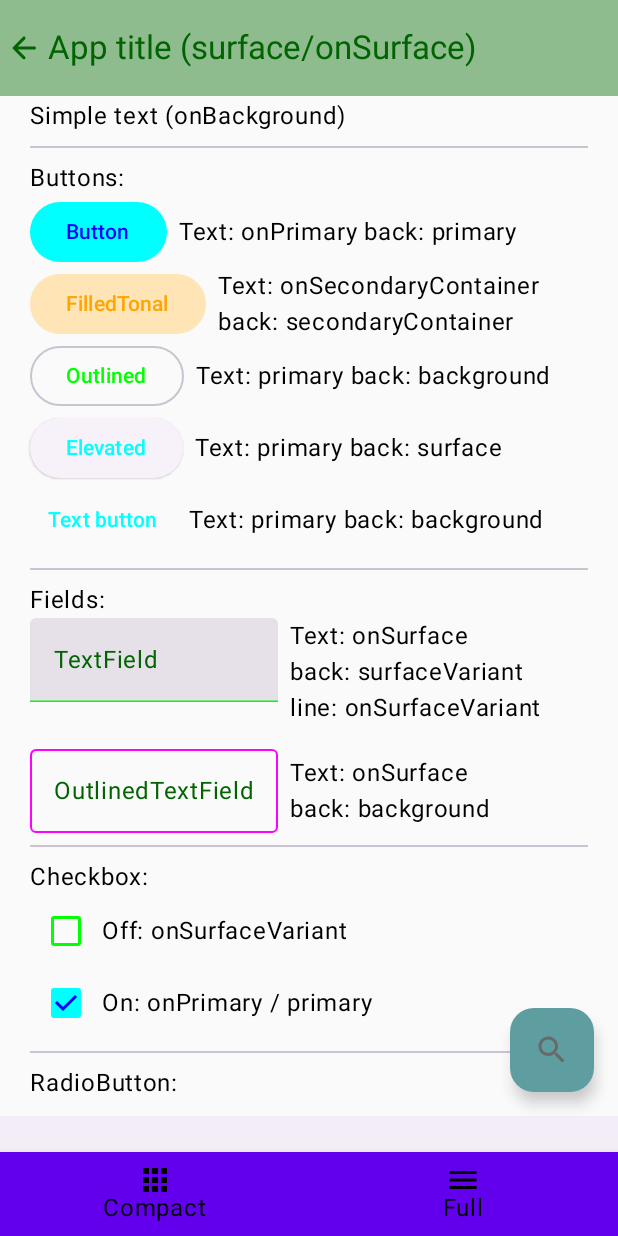
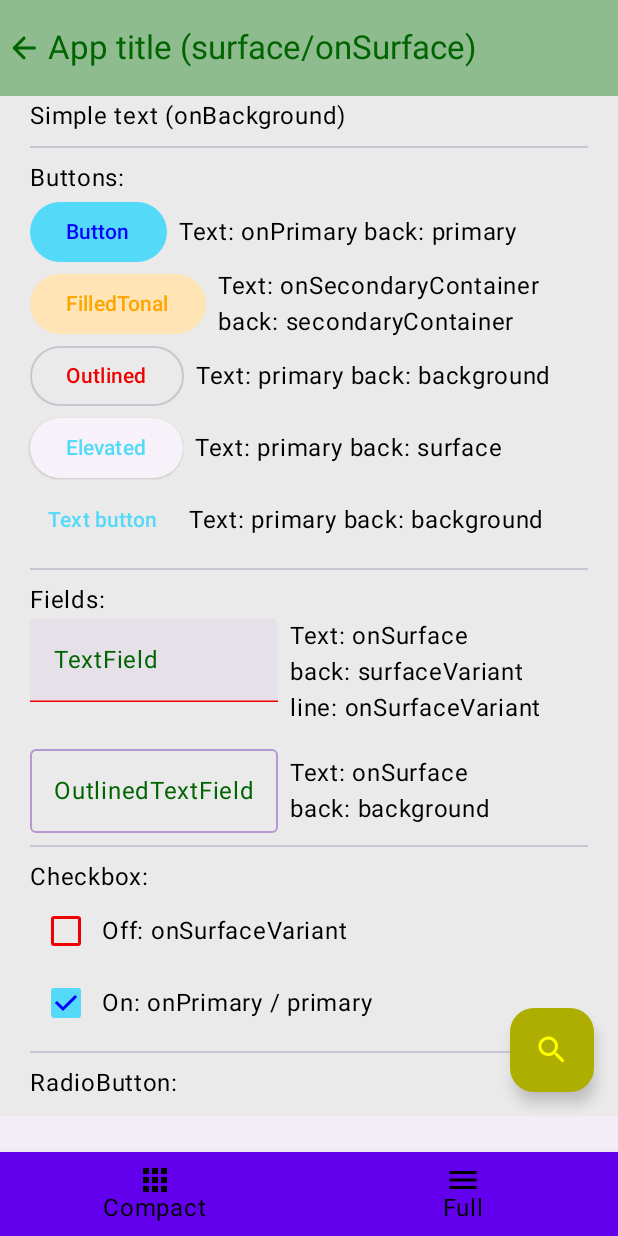
Before and after one commit to SerjePerm/Compose_Colors, an Android app built with Jetpack Compose: the screen it shows after launch (MainActivity), on a phone screen of 412 x 824 dp. Run offline under Robolectric (Android 15) with nearby library versions, the phone set to English and light mode, and no system bars.

Commit message:
26.11.23

```diff
--- a/app/src/main/java/com/example/composecolors/ui/theme/Theme.kt
+++ b/app/src/main/java/com/example/composecolors/ui/theme/Theme.kt
@@ -23,10 +23,10 @@ private val DarkColorScheme = darkColorScheme(
 )
 
 private val LightColorScheme = lightColorScheme(
-    primary = Color(0xFF00FFFF),
+    primary = Color(0xFF54D9F8),
     onPrimary = Color(0xFF0000FF),
-    primaryContainer = Color(0xFF5F9EA0),
-    onPrimaryContainer = Color(0xFF696969),
+    primaryContainer = Color(0xFFAEAE00), //FAB
+    onPrimaryContainer = Color(0xFFFFFF00), //FAB
 
     secondary = Color(0xFFFF0000), //not used?
     onSecondary = Color(0xFFFF0000), //not used?
@@ -45,12 +45,12 @@ private val LightColorScheme = lightColorScheme(
 
     surface = Color(0xFF8FBC8F),
     onSurface = Color(0xFF006400),
-    surfaceVariant = Color(0xFF808000),
-    onSurfaceVariant = Color(0xFF00FF00),
+    surfaceVariant = Color(0xFFFF9796),
+    onSurfaceVariant = Color(0xFFEE0000),
 
-    background = Color(0xFFFAFAFA),
+    background = Color(0xFFEAEAEA),
     onBackground = Color(0xFF000000),
-    outline = Color(0xFFFF00FF),
+    outline = Color(0xFFB598D0),
 )
 
 /* Default colors to override
```
